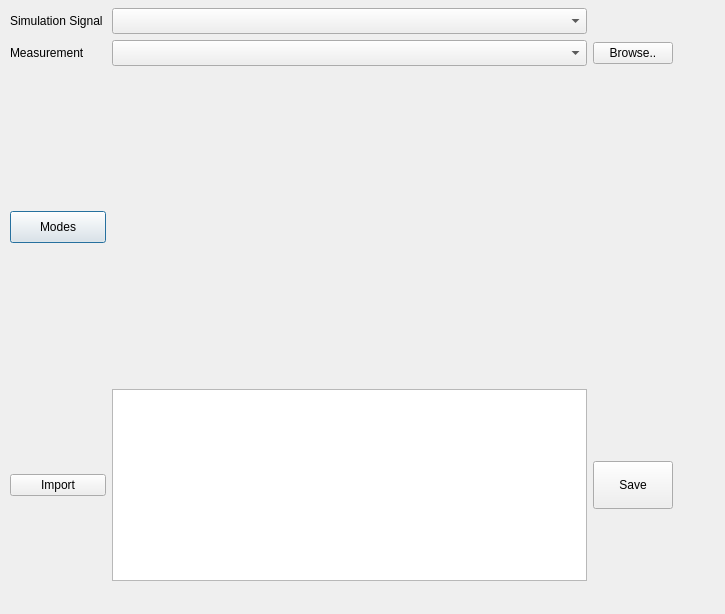
Above: res/mae_signalanalysis_gui.ui from fran-jo/SimuGUI before the change. Below: the same form after it.
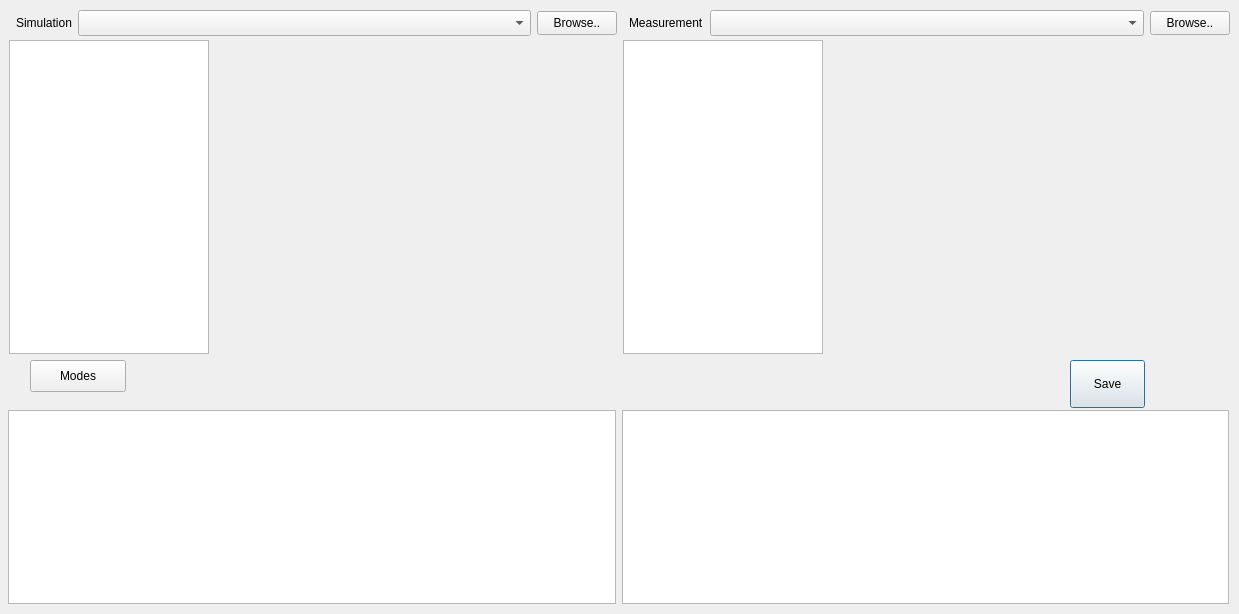
That is the form after the change.

Commit message:
GUI for Simulation and Measurements
Populate and plot signals from H5

Patch:
```diff
--- a/res/mae_signalanalysis_gui.ui
+++ b/res/mae_signalanalysis_gui.ui
@@ -6,169 +6,408 @@
    <rect>
     <x>0</x>
     <y>0</y>
-    <width>725</width>
+    <width>1239</width>
     <height>614</height>
    </rect>
   </property>
   <property name="windowTitle">
    <string>Dialog</string>
   </property>
-  <widget class="QWidget" name="layoutWidget">
+  <widget class="QPushButton" name="btnSaveAnalysis">
    <property name="geometry">
     <rect>
-     <x>10</x>
-     <y>8</y>
-     <width>708</width>
-     <height>601</height>
+     <x>1070</x>
+     <y>360</y>
+     <width>75</width>
+     <height>48</height>
     </rect>
    </property>
-   <layout class="QGridLayout" name="gridLayout">
-    <property name="sizeConstraint">
-     <enum>QLayout::SetFixedSize</enum>
-    </property>
-    <item row="0" column="0">
+   <property name="sizePolicy">
+    <sizepolicy hsizetype="Fixed" vsizetype="Fixed">
+     <horstretch>0</horstretch>
+     <verstretch>0</verstretch>
+    </sizepolicy>
+   </property>
+   <property name="minimumSize">
+    <size>
+     <width>64</width>
+     <height>48</height>
+    </size>
+   </property>
+   <property name="baseSize">
+    <size>
+     <width>96</width>
+     <height>48</height>
+    </size>
+   </property>
+   <property name="text">
+    <string>Save</string>
+   </property>
+   <property name="iconSize">
+    <size>
+     <width>48</width>
+     <height>48</height>
+    </size>
+   </property>
+  </widget>
+  <widget class="QPushButton" name="btnModeAnalysis">
+   <property name="geometry">
+    <rect>
+     <x>30</x>
+     <y>360</y>
+     <width>96</width>
+     <height>32</height>
+    </rect>
+   </property>
+   <property name="sizePolicy">
+    <sizepolicy hsizetype="Fixed" vsizetype="Fixed">
+     <horstretch>0</horstretch>
+     <verstretch>0</verstretch>
+    </sizepolicy>
+   </property>
+   <property name="minimumSize">
+    <size>
+     <width>96</width>
+     <height>32</height>
+    </size>
+   </property>
+   <property name="baseSize">
+    <size>
+     <width>96</width>
+     <height>32</height>
+    </size>
+   </property>
+   <property name="text">
+    <string>Modes</string>
+   </property>
+   <property name="iconSize">
+    <size>
+     <width>32</width>
+     <height>32</height>
+    </size>
+   </property>
+  </widget>
+  <widget class="QWidget" name="">
+   <property name="geometry">
+    <rect>
+     <x>8</x>
+     <y>410</y>
+     <width>1221</width>
+     <height>194</height>
+    </rect>
+   </property>
+   <layout class="QHBoxLayout" name="horizontalLayout">
+    <item>
+     <widget class="QTableWidget" name="tableWidget_2">
+      <property name="sizePolicy">
+       <sizepolicy hsizetype="Minimum" vsizetype="Minimum">
+        <horstretch>0</horstretch>
+        <verstretch>0</verstretch>
+       </sizepolicy>
+      </property>
+      <property name="minimumSize">
+       <size>
+        <width>572</width>
+        <height>192</height>
+       </size>
+      </property>
+     </widget>
+    </item>
+    <item>
+     <widget class="QTableWidget" name="tableWidget">
+      <property name="sizePolicy">
+       <sizepolicy hsizetype="Minimum" vsizetype="Minimum">
+        <horstretch>0</horstretch>
+        <verstretch>0</verstretch>
+       </sizepolicy>
+      </property>
+      <property name="minimumSize">
+       <size>
+        <width>572</width>
+        <height>192</height>
+       </size>
+      </property>
+     </widget>
+    </item>
+   </layout>
+  </widget>
+  <widget class="QWidget" name="">
+   <property name="geometry">
+    <rect>
+     <x>9</x>
+     <y>40</y>
+     <width>1221</width>
+     <height>314</height>
+    </rect>
+   </property>
+   <layout class="QHBoxLayout" name="horizontalLayout_2">
+    <item>
+     <widget class="QTreeWidget" name="twPlotVariable">
+      <property name="enabled">
+       <bool>true</bool>
+      </property>
+      <property name="sizePolicy">
+       <sizepolicy hsizetype="Minimum" vsizetype="Minimum">
+        <horstretch>0</horstretch>
+        <verstretch>0</verstretch>
+       </sizepolicy>
+      </property>
+      <property name="minimumSize">
+       <size>
+        <width>160</width>
+        <height>312</height>
+       </size>
+      </property>
+      <property name="maximumSize">
+       <size>
+        <width>200</width>
+        <height>16777215</height>
+       </size>
+      </property>
+      <property name="baseSize">
+       <size>
+        <width>160</width>
+        <height>460</height>
+       </size>
+      </property>
+      <property name="font">
+       <font>
+        <family>Gill Sans</family>
+        <pointsize>12</pointsize>
+       </font>
+      </property>
+      <property name="frameShadow">
+       <enum>QFrame::Raised</enum>
+      </property>
+      <property name="selectionMode">
+       <enum>QAbstractItemView::SingleSelection</enum>
+      </property>
+      <property name="indentation">
+       <number>10</number>
+      </property>
+      <property name="sortingEnabled">
+       <bool>true</bool>
+      </property>
+      <property name="wordWrap">
+       <bool>false</bool>
+      </property>
+      <property name="columnCount">
+       <number>1</number>
+      </property>
+      <attribute name="headerVisible">
+       <bool>false</bool>
+      </attribute>
+      <column>
+       <property name="text">
+        <string notr="true">1</string>
+       </property>
+      </column>
+     </widget>
+    </item>
+    <item>
+     <widget class="QWidget" name="simPlotWidget" native="true">
+      <property name="sizePolicy">
+       <sizepolicy hsizetype="Minimum" vsizetype="Minimum">
+        <horstretch>0</horstretch>
+        <verstretch>0</verstretch>
+       </sizepolicy>
+      </property>
+      <property name="minimumSize">
+       <size>
+        <width>400</width>
+        <height>312</height>
+       </size>
+      </property>
+     </widget>
+    </item>
+    <item>
+     <widget class="QTreeWidget" name="twMeasVariable">
+      <property name="enabled">
+       <bool>true</bool>
+      </property>
+      <property name="sizePolicy">
+       <sizepolicy hsizetype="Minimum" vsizetype="Minimum">
+        <horstretch>0</horstretch>
+        <verstretch>0</verstretch>
+       </sizepolicy>
+      </property>
+      <property name="minimumSize">
+       <size>
+        <width>160</width>
+        <height>312</height>
+       </size>
+      </property>
+      <property name="maximumSize">
+       <size>
+        <width>200</width>
+        <height>16777215</height>
+       </size>
+      </property>
+      <property name="baseSize">
+       <size>
+        <width>160</width>
+        <height>460</height>
+       </size>
+      </property>
+      <property name="font">
+       <font>
+        <family>Gill Sans</family>
+        <pointsize>12</pointsize>
+       </font>
+      </property>
+      <property name="frameShadow">
+       <enum>QFrame::Raised</enum>
+      </property>
+      <property name="selectionMode">
+       <enum>QAbstractItemView::SingleSelection</enum>
+      </property>
+      <property name="indentation">
+       <number>10</number>
+      </property>
+      <property name="sortingEnabled">
+       <bool>true</bool>
+      </property>
+      <property name="wordWrap">
+       <bool>false</bool>
+      </property>
+      <property name="columnCount">
+       <number>1</number>
+      </property>
+      <attribute name="headerVisible">
+       <bool>false</bool>
+      </attribute>
+      <column>
+       <property name="text">
+        <string notr="true">1</string>
+       </property>
+      </column>
+     </widget>
+    </item>
+    <item>
+     <widget class="QWidget" name="measPlotWidget" native="true">
+      <property name="sizePolicy">
+       <sizepolicy hsizetype="Minimum" vsizetype="Minimum">
+        <horstretch>0</horstretch>
+        <verstretch>0</verstretch>
+       </sizepolicy>
+      </property>
+      <property name="minimumSize">
+       <size>
+        <width>400</width>
+        <height>312</height>
+       </size>
+      </property>
+     </widget>
+    </item>
+   </layout>
+  </widget>
+  <widget class="QWidget" name="">
+   <property name="geometry">
+    <rect>
+     <x>16</x>
+     <y>10</y>
+     <width>601</width>
+     <height>26</height>
+    </rect>
+   </property>
+   <layout class="QHBoxLayout" name="horizontalLayout_3">
+    <item>
      <widget class="QLabel" name="label">
+      <property name="sizePolicy">
+       <sizepolicy hsizetype="Minimum" vsizetype="Preferred">
+        <horstretch>0</horstretch>
+        <verstretch>0</verstretch>
+       </sizepolicy>
+      </property>
       <property name="text">
-       <string>Simulation Signal</string>
+       <string>Simulation</string>
       </property>
      </widget>
     </item>
-    <item row="1" column="0">
+    <item>
+     <widget class="QComboBox" name="comboBox">
+      <property name="sizePolicy">
+       <sizepolicy hsizetype="MinimumExpanding" vsizetype="Minimum">
+        <horstretch>0</horstretch>
+        <verstretch>0</verstretch>
+       </sizepolicy>
+      </property>
+      <property name="minimumSize">
+       <size>
+        <width>270</width>
+        <height>22</height>
+       </size>
+      </property>
+     </widget>
+    </item>
+    <item>
+     <widget class="QPushButton" name="btnBrowseSimResults">
+      <property name="sizePolicy">
+       <sizepolicy hsizetype="Minimum" vsizetype="Fixed">
+        <horstretch>0</horstretch>
+        <verstretch>0</verstretch>
+       </sizepolicy>
+      </property>
+      <property name="minimumSize">
+       <size>
+        <width>75</width>
+        <height>24</height>
+       </size>
+      </property>
+      <property name="text">
+       <string>Browse..</string>
+      </property>
+     </widget>
+    </item>
+   </layout>
+  </widget>
+  <widget class="QWidget" name="">
+   <property name="geometry">
+    <rect>
+     <x>629</x>
+     <y>10</y>
+     <width>601</width>
+     <height>26</height>
+    </rect>
+   </property>
+   <layout class="QHBoxLayout" name="horizontalLayout_4">
+    <item>
      <widget class="QLabel" name="label_2">
+      <property name="sizePolicy">
+       <sizepolicy hsizetype="Minimum" vsizetype="Preferred">
+        <horstretch>0</horstretch>
+        <verstretch>0</verstretch>
+       </sizepolicy>
+      </property>
       <property name="text">
        <string>Measurement</string>
       </property>
      </widget>
     </item>
-    <item row="2" column="0">
-     <widget class="QPushButton" name="btnModeAnalysis">
-      <property name="sizePolicy">
-       <sizepolicy hsizetype="Fixed" vsizetype="Fixed">
-        <horstretch>0</horstretch>
-        <verstretch>0</verstretch>
-       </sizepolicy>
-      </property>
-      <property name="minimumSize">
-       <size>
-        <width>96</width>
-        <height>32</height>
-       </size>
-      </property>
-      <property name="baseSize">
-       <size>
-        <width>96</width>
-        <height>32</height>
-       </size>
-      </property>
-      <property name="text">
-       <string>Modes</string>
-      </property>
-      <property name="iconSize">
-       <size>
-        <width>32</width>
-        <height>32</height>
-       </size>
-      </property>
-     </widget>
-    </item>
-    <item row="2" column="1" colspan="2">
-     <widget class="QWidget" name="centralWidget" native="true">
-      <property name="sizePolicy">
-       <sizepolicy hsizetype="Minimum" vsizetype="Minimum">
-        <horstretch>0</horstretch>
-        <verstretch>0</verstretch>
-       </sizepolicy>
-      </property>
-      <property name="minimumSize">
-       <size>
-        <width>520</width>
-        <height>311</height>
-       </size>
-      </property>
-     </widget>
-    </item>
-    <item row="3" column="1">
-     <widget class="QTableWidget" name="tableWidget">
-      <property name="sizePolicy">
-       <sizepolicy hsizetype="Minimum" vsizetype="Minimum">
-        <horstretch>0</horstretch>
-        <verstretch>0</verstretch>
-       </sizepolicy>
-      </property>
-     </widget>
-    </item>
-    <item row="3" column="2">
-     <widget class="QPushButton" name="btnSaveAnalysis">
-      <property name="sizePolicy">
-       <sizepolicy hsizetype="Fixed" vsizetype="Fixed">
-        <horstretch>0</horstretch>
-        <verstretch>0</verstretch>
-       </sizepolicy>
-      </property>
-      <property name="minimumSize">
-       <size>
-        <width>64</width>
-        <height>48</height>
-       </size>
-      </property>
-      <property name="baseSize">
-       <size>
-        <width>96</width>
-        <height>48</height>
-       </size>
-      </property>
-      <property name="text">
-       <string>Save</string>
-      </property>
-      <property name="iconSize">
-       <size>
-        <width>48</width>
-        <height>48</height>
-       </size>
-      </property>
-     </widget>
-    </item>
-    <item row="0" column="1">
-     <widget class="QComboBox" name="comboBox">
-      <property name="sizePolicy">
-       <sizepolicy hsizetype="Minimum" vsizetype="Minimum">
-        <horstretch>0</horstretch>
-        <verstretch>0</verstretch>
-       </sizepolicy>
-      </property>
-      <property name="minimumSize">
-       <size>
-        <width>475</width>
-        <height>26</height>
-       </size>
-      </property>
-     </widget>
-    </item>
-    <item row="1" column="1">
+    <item>
      <widget class="QComboBox" name="comboBox_2">
       <property name="sizePolicy">
-       <sizepolicy hsizetype="Minimum" vsizetype="Minimum">
+       <sizepolicy hsizetype="MinimumExpanding" vsizetype="Minimum">
         <horstretch>0</horstretch>
         <verstretch>0</verstretch>
        </sizepolicy>
       </property>
       <property name="minimumSize">
        <size>
-        <width>475</width>
-        <height>26</height>
+        <width>270</width>
+        <height>22</height>
        </size>
       </property>
      </widget>
     </item>
-    <item row="3" column="0">
-     <widget class="QPushButton" name="btnImportMeasurements">
-      <property name="text">
-       <string>Import</string>
-      </property>
-     </widget>
-    </item>
-    <item row="1" column="2">
+    <item>
      <widget class="QPushButton" name="btnBrowseMeasurements">
+      <property name="minimumSize">
+       <size>
+        <width>75</width>
+        <height>24</height>
+       </size>
+      </property>
       <property name="text">
        <string>Browse..</string>
       </property>
```
The commit also changes 11 other files.
